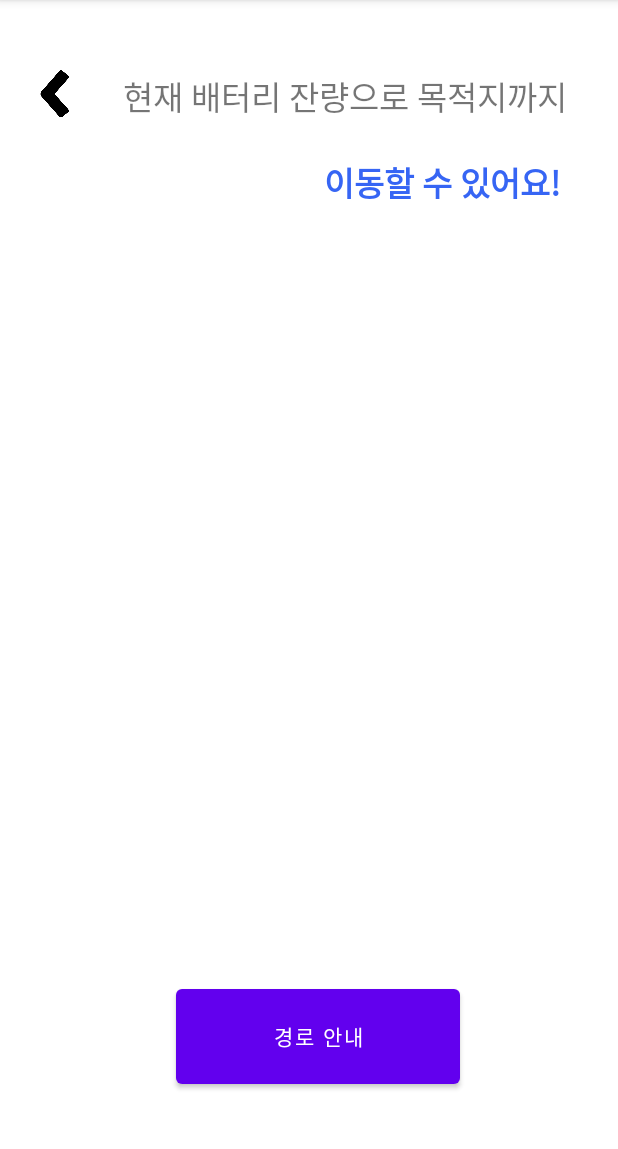
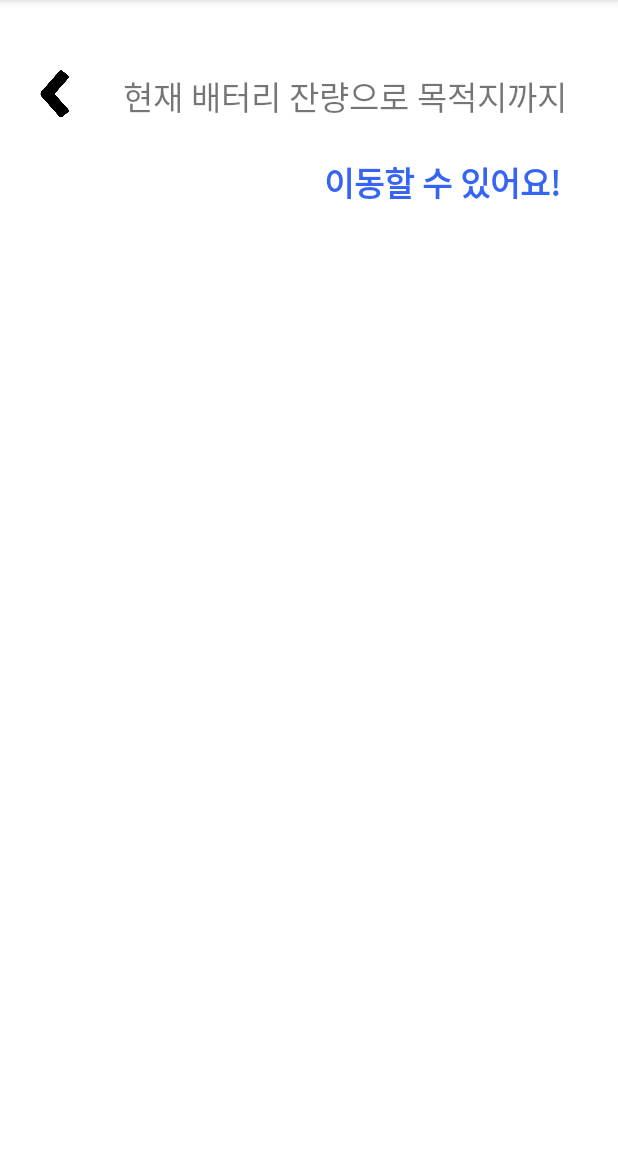
Before and after one commit to PcarChoong/PcarChoong, an Android app: the Navi_Possible screen opened directly, with no data from a screen before it, on a phone screen of 412 x 824 dp, the part 84-1233 px from its top. Run offline under Robolectric (Android 15) with nearby library versions, the phone set to English and light mode, and no system bars; libraries missing offline, so code that uses them is left out: com.skt; network calls fail; 13 statements that could not run were skipped.

Commit message:
final-commit

```diff
--- a/app/src/main/res/layout/activity_navigate_poss.xml
+++ b/app/src/main/res/layout/activity_navigate_poss.xml
@@ -60,17 +60,5 @@
         app:layout_constraintStart_toStartOf="parent"
         app:layout_constraintTop_toTopOf="parent" />
 
-    <Button
-        android:id="@+id/navigate_btn"
-        android:layout_width="189dp"
-        android:layout_height="75dp"
-        android:layout_marginStart="117dp"
-        android:layout_marginTop="20dp"
-        android:layout_marginEnd="106dp"
-        android:layout_marginBottom="21dp"
-        android:text="경로 안내"
-        app:layout_constraintBottom_toBottomOf="parent"
-        app:layout_constraintEnd_toEndOf="parent"
-        app:layout_constraintStart_toStartOf="parent"
-        app:layout_constraintTop_toBottomOf="@+id/linearLayoutTmap3" />
+
 </androidx.constraintlayout.widget.ConstraintLayout>
```
Also changed, not shown: app/src/main/java/com/example/pikachoong/charge/Navi_Impossible.java (+5 -5 lines), app/src/main/java/com/example/pikachoong/charge/Navi_Possible.java (+0 -17 lines).
